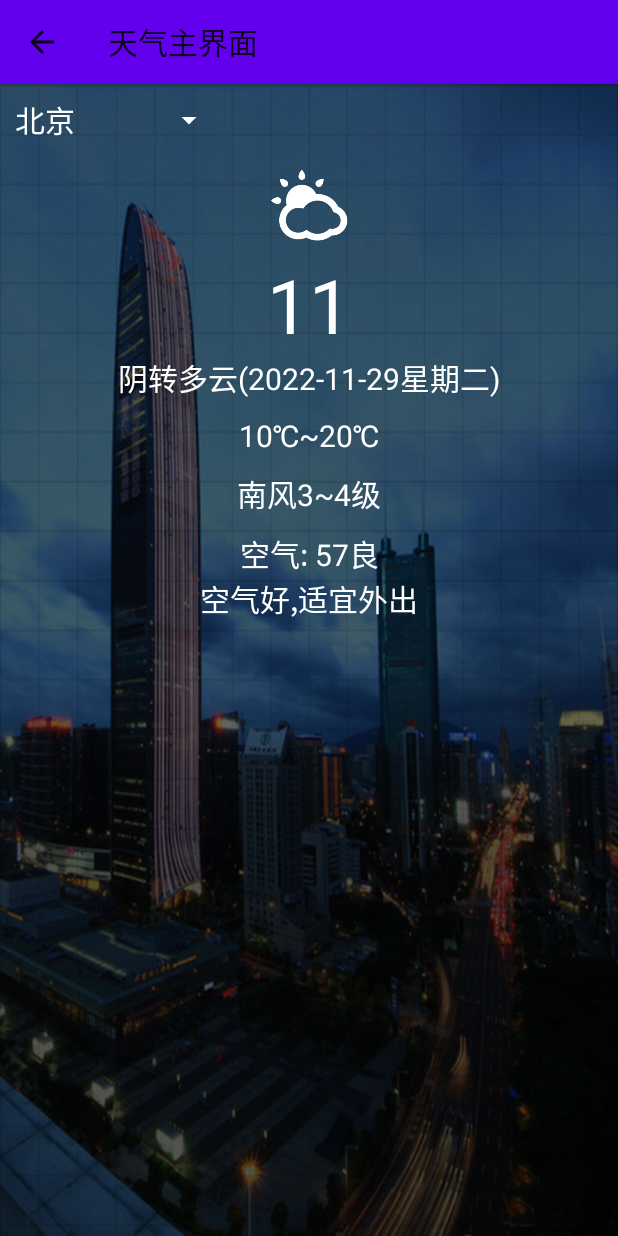
After one commit to Wtier330/MyAssistant, an Android app: the Weather_Main screen opened directly, with no data from a screen before it, on a phone screen of 412 x 824 dp. The commit adds this screen. Run offline under Robolectric (Android 15) with nearby library versions, the phone set to English and light mode, and no system bars.

Commit message:
complete: 天气的界面布局,网络请求封装

```diff
--- a/app/src/main/java/com/example/myapplication/activity/MainActivity.java
+++ b/app/src/main/java/com/example/myapplication/activity/MainActivity.java
@@ -6,11 +6,9 @@ import androidx.cardview.widget.CardView;
 import android.content.Intent;
 import android.os.Bundle;
 import android.view.View;
-import android.widget.Button;
-import android.widget.Toast;
+
 
 import com.example.myapplication.R;
-import com.google.android.material.dialog.MaterialAlertDialogBuilder;
 
 public class MainActivity extends AppCompatActivity implements View.OnClickListener {
     @Override
@@ -28,6 +26,8 @@ public class MainActivity extends AppCompatActivity implements View.OnClickListe
     //控件初始化
     private void viewinit() {
         CardView bt_notepad = findViewById(R.id.bt_notepad);
+        CardView bt_weather = findViewById(R.id.bt_weather);
+        SetOnClickListener(bt_weather);
         SetOnClickListener(bt_notepad);
     }
 
@@ -38,6 +38,9 @@ public class MainActivity extends AppCompatActivity implements View.OnClickListe
             case R.id.bt_notepad:
                 startActivity(new Intent(getApplicationContext(), Notepad_Main.class));
                 break;
+            case R.id.bt_weather:
+                startActivity(new Intent(getApplicationContext(), Weather_Main.class));
+                break;
         }
     }
 }
--- /dev/null
+++ b/app/src/main/java/com/example/myapplication/activity/Weather_Main.java
@@ -0,0 +1,100 @@
+package com.example.myapplication.activity;
+
+import androidx.annotation.NonNull;
+import androidx.appcompat.app.AppCompatActivity;
+import androidx.recyclerview.widget.RecyclerView;
+
+import android.os.Bundle;
+import android.os.Handler;
+import android.os.Looper;
+import android.os.Message;
+import android.util.Log;
+import android.view.View;
+import android.widget.AdapterView;
+import android.widget.ArrayAdapter;
+import android.widget.ImageView;
+import android.widget.Spinner;
+import android.widget.TextView;
+
+import com.example.myapplication.R;
+import com.example.myapplication.utils.WeatherNetUtil;
+
+public class Weather_Main extends AppCompatActivity {
+
+    private Spinner sp_weather_city;
+    private ArrayAdapter<String> arrayAdapter;
+    private String[] citys;
+    private TextView tv_weather_temp, tv_weather_info, tv_weather_temp_max_min, tv_weather_win, tv_weather_air;
+    private ImageView iv_weather_show;
+    private RecyclerView rlv_weather_future;
+    private Handler handler = new Handler(Looper.myLooper()) {
+        @Override
+        public void handleMessage(@NonNull Message msg) {
+            super.handleMessage(msg);
+            if (msg.what == 0){
+                String weather = (String) msg.obj;
+                Log.d("awa","----主线程收到天气数据-weather----"+weather);
+            }
+        }
+    };
+
+    @Override
+
+    protected void onCreate(Bundle savedInstanceState) {
+        super.onCreate(savedInstanceState);
+        setContentView(R.layout.weather_main);
+        initview();
+    }
+
+    private void initview() {
+        sp_weather_city = findViewById(R.id.sp_weather_city);
+        tv_weather_temp = findViewById(R.id.tv_weather_temp);
+        tv_weather_info = findViewById(R.id.tv_weather_info);
+        tv_weather_temp_max_min = findViewById(R.id.tv_weather_temp_max_min);
+        tv_weather_win = findViewById(R.id.tv_weather_win);
+        tv_weather_air = findViewById(R.id.tv_weather_air);
+        iv_weather_show = findViewById(R.id.iv_weather_show);
+        rlv_weather_future = findViewById(R.id.rlv_weather_future);
+
+
+        citys = getResources().getStringArray(R.array.cities);
+        arrayAdapter = new ArrayAdapter<>(this, R.layout.sp_wearther_item_layout, citys);
+        sp_weather_city.setAdapter(arrayAdapter);
+        sp_weather_city.setOnItemSelectedListener(new AdapterView.OnItemSelectedListener() {
+            @Override
+            public void onItemSelected(AdapterView<?> parent, View view, int position, long id) {
+                String selectedCity = citys[position];
+                getWeatherOfCity(selectedCity);
+            }
+
+            @Override
+            public void onNothingSelected(AdapterView<?> parent) {
+
+            }
+        });
+    }
+
+    /**
+     * 天气城市
+     *
+     * @param selectedCity 选择城市
+     *                     在子线程中请求网络
+     */
+    private void getWeatherOfCity(String selectedCity) {
+        new Thread(new Runnable() {
+            @Override
+            public void run() {
+                //请求网络
+                String weatherOfCity = WeatherNetUtil.getWeatherOfCity(selectedCity);
+                /*
+                 * 使用handler将数据传递给主线程
+                 * @param  使用Message.obtain(),在消息池中复用，提高使用效率
+                 * */
+                Message message = Message.obtain();
+                message.what = 0;
+                message.obj = weatherOfCity;
+                handler.sendMessage(message);
+            }
+        }).start();
+    }
+}
--- /dev/null
+++ b/app/src/main/java/com/example/myapplication/utils/WeatherNetUtil.java
@@ -0,0 +1,77 @@
+package com.example.myapplication.utils;
+
+import android.util.Log;
+
+import java.io.BufferedReader;
+import java.io.IOException;
+import java.io.InputStream;
+import java.io.InputStreamReader;
+import java.net.HttpURLConnection;
+import java.net.URL;
+
+public class WeatherNetUtil {
+    public static final String URL_WEATHER_WITH_FUTURE = "https://tianqiapi.com/api?version=v1&appid=36646344&appsecret=c1lgQbP9";
+
+    public static String doGet(String urlStr) {
+        String result = "";
+        //连接网络
+        HttpURLConnection connection = null;
+        InputStreamReader inputStreamReader = null;
+        BufferedReader bufferedReader = null;
+
+        try {
+            URL url = new URL(urlStr);
+            connection = (HttpURLConnection) url.openConnection();
+            connection.setRequestMethod("GET");
+            connection.setConnectTimeout(5000);
+            //从连接中读取数据(二进制)
+            InputStream inputStream = connection.getInputStream();
+            inputStreamReader = new InputStreamReader(inputStream);
+            //二进制流进入缓冲区
+            bufferedReader = new BufferedReader(inputStreamReader);
+            //从缓冲区一行行读取字符串进行拼接
+            String line = "";
+            StringBuilder stringBuilder = new StringBuilder();
+            while ((line = bufferedReader.readLine()) != null) {
+                stringBuilder.append(line);
+            }
+            result = stringBuilder.toString();
+        } catch (Exception e) {
+            e.printStackTrace();
+        } finally {
+            if (connection != null) {
+                connection.disconnect();
+            }
+            if (inputStreamReader != null) {
+                try {
+                    inputStreamReader.close();
+                } catch (IOException e) {
+                    e.printStackTrace();
+                }
+                if (bufferedReader != null) {
+                    try {
+                        bufferedReader.close();
+                    } catch (IOException e) {
+                        e.printStackTrace();
+                    }
+                }
+            }
+        }
+
+        return result;
+    }
+
+    public static String getWeatherOfCity(String city) {
+        String weatherResult = "";
+        //拼接出获取天气数据的url
+        //https://tianqiapi.com/api?version=v1&appid=36646344&appsecret=c1lgQbP9
+        String weatherUrl = URL_WEATHER_WITH_FUTURE + "&city=" + city;
+        //打印测试
+        Log.d("awa", "-------weatherUrl---------" + weatherUrl);
+        weatherResult = doGet(weatherUrl);
+        Log.d("awa", "-------weatherResult---------" + weatherResult);
+
+        return weatherResult;
+
+    }
+}
--- /dev/null
+++ b/app/src/main/res/layout/sp_wearther_item_layout.xml
@@ -0,0 +1,12 @@
+<?xml version="1.0" encoding="utf-8"?>
+<TextView xmlns:android="http://schemas.android.com/apk/res/android"
+    android:id="@android:id/text1"
+    android:layout_width="match_parent"
+    android:layout_height="48dp"
+    android:gravity="center_vertical"
+    android:paddingLeft="10dp"
+    android:text="yk"
+    android:textColor="@color/white"
+    android:textSize="20sp">
+
+</TextView>
--- /dev/null
+++ b/app/src/main/res/layout/weather_main.xml
@@ -0,0 +1,75 @@
+<?xml version="1.0" encoding="utf-8"?>
+<LinearLayout xmlns:android="http://schemas.android.com/apk/res/android"
+    xmlns:app="http://schemas.android.com/apk/res-auto"
+    xmlns:tools="http://schemas.android.com/tools"
+    android:layout_width="match_parent"
+    android:layout_height="match_parent"
+    android:gravity="center_horizontal"
+    android:background="@drawable/biz_plugin_weather_shenzhen_bg"
+    android:orientation="vertical"
+    tools:context=".activity.Weather_Main">
+    <RelativeLayout
+        android:layout_width="match_parent"
+        android:layout_height="wrap_content">
+
+        <androidx.appcompat.widget.AppCompatSpinner
+            android:id="@+id/sp_weather_city"
+            android:layout_width="150dp"
+            android:layout_height="48dp"
+            android:backgroundTint="@color/white"
+            android:entries="@array/cities"
+            android:overlapAnchor="false"
+            android:popupBackground="@color/trans"
+            android:spinnerMode="dropdown" />
+    </RelativeLayout>
+    <ImageView
+        android:id="@+id/iv_weather_show"
+        android:layout_width="65dp"
+        android:layout_height="65dp"
+        android:src="@drawable/biz_plugin_weather_yin" />
+    <TextView
+        android:layout_width="wrap_content"
+        android:layout_height="wrap_content"
+        android:id="@+id/tv_weather_temp"
+        android:textSize="50sp"
+        android:text="11"
+        android:textColor="@color/white"/>
+    <TextView
+        android:layout_width="wrap_content"
+        android:layout_height="wrap_content"
+        android:id="@+id/tv_weather_info"
+        android:textSize="20sp"
+        android:text="阴转多云(2022-11-29星期二)"
+        android:textColor="@color/white"/>
+    <TextView
+        android:layout_width="wrap_content"
+        android:layout_height="wrap_content"
+        android:id="@+id/tv_weather_temp_max_min"
+        android:textSize="20sp"
+        android:text="10℃~20℃"
+        android:textColor="@color/white"
+        android:layout_marginTop="10dp"/>
+    <TextView
+        android:layout_width="wrap_content"
+        android:layout_height="wrap_content"
+        android:id="@+id/tv_weather_win"
+        android:textSize="20sp"
+        android:text="南风3~4级"
+        android:textColor="@color/white"
+        android:layout_marginTop="10dp"/>
+    <TextView
+    android:layout_width="wrap_content"
+    android:layout_height="wrap_content"
+    android:id="@+id/tv_weather_air"
+    android:textSize="20sp"
+    android:text="空气: 57良\n空气好,适宜外出"
+        android:gravity="center"
+    android:textColor="@color/white"
+    android:layout_marginTop="10dp"/>
+    <androidx.recyclerview.widget.RecyclerView
+        android:layout_width="match_parent"
+        android:layout_height="match_parent"
+        android:id="@+id/rlv_weather_future"
+
+        />
+</LinearLayout>
--- a/app/src/main/res/values/colors.xml
+++ b/app/src/main/res/values/colors.xml
@@ -7,6 +7,7 @@
     <color name="teal_700">#FF018786</color>
     <color name="black">#FF000000</color>
     <color name="white">#FFFFFFFF</color>
+    <color name="trans">#00000000</color>
     <color name="colorAccent">@android:color/holo_red_dark</color>
 
 </resources>
--- a/app/src/main/res/values/strings.xml
+++ b/app/src/main/res/values/strings.xml
@@ -4,5 +4,39 @@
     <string-array name="main_apps_btn_name">
         <item>记事本</item>
     </string-array>
+    <string-array name="cities">
+        <item>北京</item>
+        <item>天津</item>
+        <item>哈尔滨</item>
+        <item>沈阳</item>
+        <item>石家</item>
+        <item>兰州</item>
+        <item>西安</item>
+        <item>郑州</item>
+        <item>太原</item>
+        <item>长沙</item>
+        <item>南京</item>
+        <item>贵阳</item>
+        <item>杭州</item>
+        <item>广州</item>
+        <item>台北</item>
+        <item>上海 </item>
+        <item>重庆</item>
+        <item>长春</item>
+        <item>呼和浩特</item>
+        <item>乌鲁木齐</item>
+        <item>西宁</item>
+        <item>银川</item>
+        <item>济南</item>
+        <item>合肥</item>
+        <item>武汉</item>
+        <item>成都</item>
+        <item>拉萨</item>
+        <item>昆明</item>
+        <item>南昌</item>
+        <item>福州</item>
+        <item>海口</item>
+        <item>澳门</item>
 
+    </string-array>
 </resources>
```
Also changed, not shown: app/src/main/AndroidManifest.xml (+7 -0 lines).
